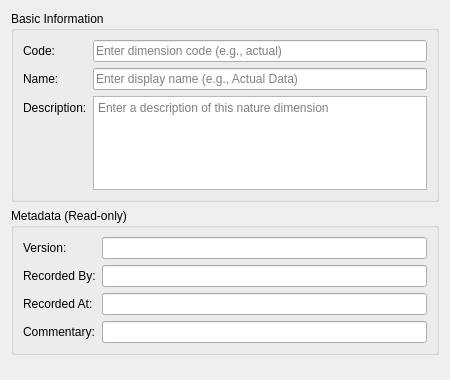
Old version of the form projects/ores.qt/ui/NatureDimensionDetailDialog.ui in the repository OreStudio/OreStudio.
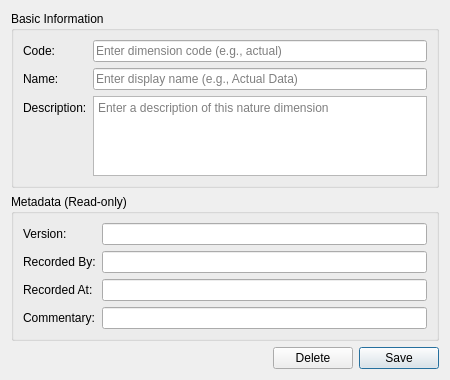
New version of the form.

Commit message:
[qt] Move Save/Delete buttons to UI files for dimension dialogs
Move programmatically-created Save and Delete buttons from C++ code
to the .ui files for NatureDimensionDetailDialog and
OriginDimensionDetailDialog. This aligns with the pattern used in
TreatmentDimensionDetailDialog and other dialogs.

Icons are still applied in setupUi() since they require runtime
recoloring.

The edit to the form file:
```diff
--- a/projects/ores.qt/ui/NatureDimensionDetailDialog.ui
+++ b/projects/ores.qt/ui/NatureDimensionDetailDialog.ui
@@ -161,6 +161,40 @@
      </property>
     </spacer>
    </item>
+   <item>
+    <layout class="QHBoxLayout" name="buttonLayout">
+     <item>
+      <spacer name="horizontalSpacer">
+       <property name="orientation">
+        <enum>Qt::Horizontal</enum>
+       </property>
+       <property name="sizeHint" stdset="0">
+        <size>
+         <width>40</width>
+         <height>20</height>
+        </size>
+       </property>
+      </spacer>
+     </item>
+     <item>
+      <widget class="QPushButton" name="deleteButton">
+       <property name="text">
+        <string>Delete</string>
+       </property>
+      </widget>
+     </item>
+     <item>
+      <widget class="QPushButton" name="saveButton">
+       <property name="text">
+        <string>Save</string>
+       </property>
+       <property name="default">
+        <bool>true</bool>
+       </property>
+      </widget>
+     </item>
+    </layout>
+   </item>
   </layout>
  </widget>
  <resources/>
```
The commit also changes 5 other files.
